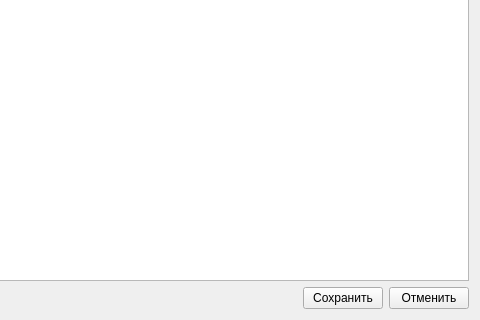
Qt form src/core/corewidget/clientheaderalternativewidget.ui (Arox/makler) before a commit; both pictures show x 278 to 758 and y 183 to 503 of the 758 by 503 pixel window.
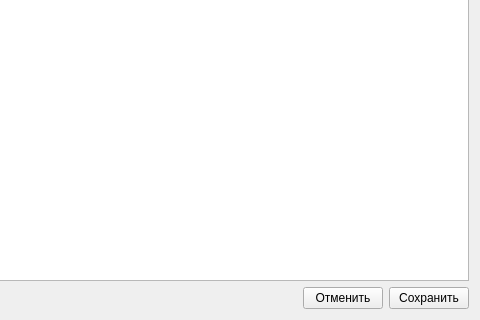
The same form after that commit.

The edit to the form file:
```diff
--- a/src/core/corewidget/clientheaderalternativewidget.ui
+++ b/src/core/corewidget/clientheaderalternativewidget.ui
@@ -96,16 +96,16 @@
       </spacer>
      </item>
      <item>
-      <widget class="QPushButton" name="mpSave">
+      <widget class="QPushButton" name="mpCancel">
        <property name="text">
-        <string>Сохранить</string>
+        <string>Отменить</string>
        </property>
       </widget>
      </item>
      <item>
-      <widget class="QPushButton" name="mpCancel">
+      <widget class="QPushButton" name="mpSave">
        <property name="text">
-        <string>Отменить</string>
+        <string>Сохранить</string>
        </property>
       </widget>
      </item>
```
